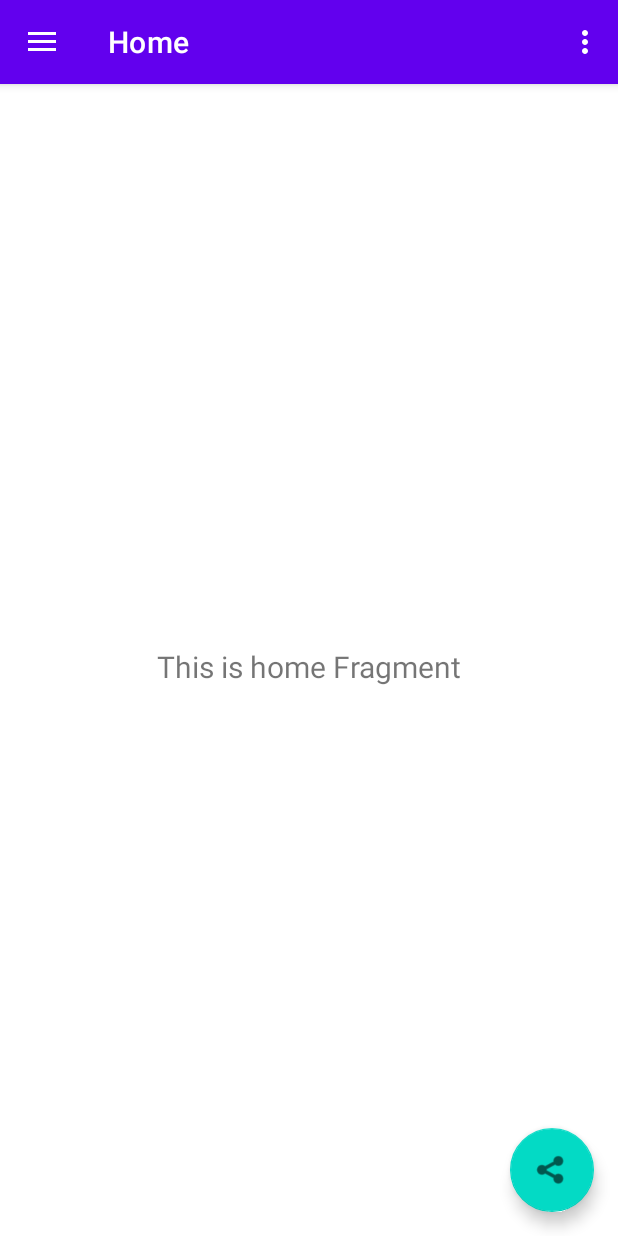
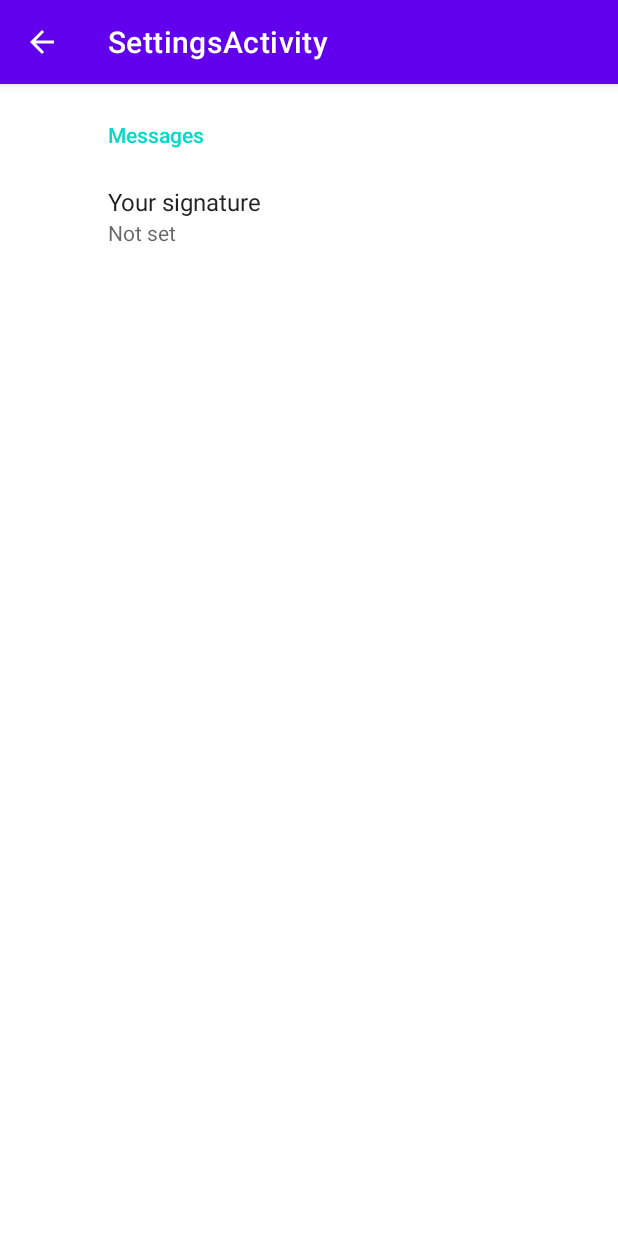
Before and after one commit to vasilcanumarius22/Proiect_Kotlin_PDM, an Android app: the MainActivity screen opened directly, with no data from a screen before it, in the options menu, after a tap on "Settings", on a phone screen of 412 x 824 dp. Run offline under Robolectric (Android 15) with nearby library versions, the phone set to English and light mode, and no system bars; our stand-ins replace androidx.preference, navigation-ui; 1 statement that could not run was skipped.

Commit message:
adding settingsScreen

```diff
--- a/Kotlin-Project_PDM/app/build.gradle
+++ b/Kotlin-Project_PDM/app/build.gradle
@@ -46,6 +46,7 @@ dependencies {
     implementation 'androidx.navigation:navigation-fragment-ktx:2.5.2'
     implementation 'androidx.navigation:navigation-ui-ktx:2.5.2'
     implementation 'androidx.core:core-ktx:1.8.0'
+    implementation 'androidx.preference:preference:1.2.0'
     testImplementation 'junit:junit:4.13.2'
     androidTestImplementation 'androidx.test.ext:junit:1.1.3'
     androidTestImplementation 'androidx.test.espresso:espresso-core:3.4.0'
--- a/Kotlin-Project_PDM/app/src/main/AndroidManifest.xml
+++ b/Kotlin-Project_PDM/app/src/main/AndroidManifest.xml
@@ -16,6 +16,10 @@
         android:theme="@style/Theme.KotlinProject_PDM"
         tools:targetApi="31">
         <activity
+            android:name=".ui.settings.SettingsActivity"
+            android:exported="false"
+            android:label="@string/title_activity_settings" />
+        <activity
             android:name=".WeatherActivity"
             android:exported="false" />
         <activity
@@ -29,7 +33,7 @@
         </activity>
         <activity
             android:name=".ui.register.RegisterActivity"
-            android:exported="true"></activity>
+            android:exported="true" />
         <activity
             android:name=".MainActivity"
             android:exported="true"
--- a/Kotlin-Project_PDM/app/src/main/java/com/example/kotlin_project_pdm/MainActivity.kt
+++ b/Kotlin-Project_PDM/app/src/main/java/com/example/kotlin_project_pdm/MainActivity.kt
@@ -1,7 +1,9 @@
 package com.example.kotlin_project_pdm
 
+import android.content.Intent
 import android.os.Bundle
 import android.view.Menu
+import android.view.MenuItem
 import android.view.View
 import android.widget.TextView
 import com.google.android.material.snackbar.Snackbar
@@ -14,6 +16,7 @@ import androidx.navigation.ui.setupWithNavController
 import androidx.drawerlayout.widget.DrawerLayout
 import androidx.appcompat.app.AppCompatActivity
 import com.example.kotlin_project_pdm.databinding.ActivityMainBinding
+import com.example.kotlin_project_pdm.ui.settings.SettingsActivity
 
 class MainActivity : AppCompatActivity() {
 
@@ -60,6 +63,19 @@ class MainActivity : AppCompatActivity() {
         return true
     }
 
+    override fun onOptionsItemSelected(item: MenuItem): Boolean {
+        return when (item.itemId) {
+            R.id.action_settings -> {
+                val intent = Intent(this, SettingsActivity::class.java)
+                startActivity(intent)
+                true
+            }
+
+            else -> super.onOptionsItemSelected(item)
+        }
+    }
+
+
     override fun onSupportNavigateUp(): Boolean {
         val navController = findNavController(R.id.nav_host_fragment_content_main)
         return navController.navigateUp(appBarConfiguration) || super.onSupportNavigateUp()
--- a/Kotlin-Project_PDM/app/src/main/java/com/example/kotlin_project_pdm/ui/home/HomeFragment.kt
+++ b/Kotlin-Project_PDM/app/src/main/java/com/example/kotlin_project_pdm/ui/home/HomeFragment.kt
@@ -7,6 +7,7 @@ import android.view.ViewGroup
 import android.widget.TextView
 import androidx.fragment.app.Fragment
 import androidx.lifecycle.ViewModelProvider
+import androidx.preference.PreferenceManager
 import com.example.kotlin_project_pdm.databinding.FragmentHomeBinding
 
 class HomeFragment : Fragment() {
@@ -29,8 +30,19 @@ class HomeFragment : Fragment() {
         val root: View = binding.root
 
         val textView: TextView = binding.textHome
+
+        // Reading the temperature type from SharedPreferences
+        var text = "test"
+        text = activity?.let {
+            PreferenceManager.getDefaultSharedPreferences(it.getApplicationContext())
+                .getString("tip_temperatura", null).toString()
+        }.toString()
+
+
+
         homeViewModel.text.observe(viewLifecycleOwner) {
-            textView.text = it
+
+            textView.text = if (text != "null") text else "Trebuie ales din setari un tip de temperatura"
         }
         return root
     }
--- /dev/null
+++ b/Kotlin-Project_PDM/app/src/main/java/com/example/kotlin_project_pdm/ui/settings/SettingsActivity.kt
@@ -0,0 +1,38 @@
+package com.example.kotlin_project_pdm.ui.settings
+
+import android.os.Bundle
+import android.view.MenuItem
+import androidx.appcompat.app.AppCompatActivity
+import androidx.preference.PreferenceFragmentCompat
+import com.example.kotlin_project_pdm.R
+
+class SettingsActivity : AppCompatActivity() {
+
+    override fun onCreate(savedInstanceState: Bundle?) {
+        super.onCreate(savedInstanceState)
+        setContentView(R.layout.settings_activity)
+        if (savedInstanceState == null) {
+            supportFragmentManager
+                .beginTransaction()
+                .replace(R.id.settings, SettingsFragment())
+                .commit()
+        }
+        supportActionBar?.setDisplayHomeAsUpEnabled(true)
+    }
+
+    override fun onOptionsItemSelected(item: MenuItem): Boolean {
+        when (item.itemId) {
+            android.R.id.home -> {
+                finish()
+                return true
+            }
+        }
+        return super.onOptionsItemSelected(item)
+    }
+
+    class SettingsFragment : PreferenceFragmentCompat() {
+        override fun onCreatePreferences(savedInstanceState: Bundle?, rootKey: String?) {
+            setPreferencesFromResource(R.xml.root_preferences, rootKey)
+        }
+    }
+}
--- /dev/null
+++ b/Kotlin-Project_PDM/app/src/main/res/layout/settings_activity.xml
@@ -0,0 +1,9 @@
+<LinearLayout xmlns:android="http://schemas.android.com/apk/res/android"
+    android:layout_width="match_parent"
+    android:layout_height="match_parent">
+
+    <FrameLayout
+        android:id="@+id/settings"
+        android:layout_width="match_parent"
+        android:layout_height="match_parent" />
+</LinearLayout>
--- /dev/null
+++ b/Kotlin-Project_PDM/app/src/main/res/values/arrays.xml
@@ -0,0 +1,17 @@
+<resources>
+    <!-- Reply Preference -->
+    <string-array name="reply_entries">
+        <item>Reply</item>
+        <item>Reply to all</item>
+    </string-array>
+
+    <string-array name="reply_values">
+        <item>reply</item>
+        <item>reply_all</item>
+    </string-array>
+
+    <string-array name="tip_temperatura">
+        <item>Celsius</item>
+        <item>Fahrenheit</item>
+    </string-array>
+</resources>
--- /dev/null
+++ b/Kotlin-Project_PDM/app/src/main/res/xml/root_preferences.xml
@@ -0,0 +1,15 @@
+<PreferenceScreen xmlns:app="http://schemas.android.com/apk/res-auto">
+
+    <PreferenceCategory app:title="@string/messages_header">
+
+        <ListPreference
+            app:key="tip_temperatura"
+            app:entries="@array/tip_temperatura"
+            app:entryValues="@array/tip_temperatura"
+            app:title="@string/signature_title"
+            app:useSimpleSummaryProvider="true" />
+
+
+    </PreferenceCategory>
+
+</PreferenceScreen>
```
Also changed, not shown: Kotlin-Project_PDM/app/src/main/res/values/strings.xml (+16 -0 lines).
